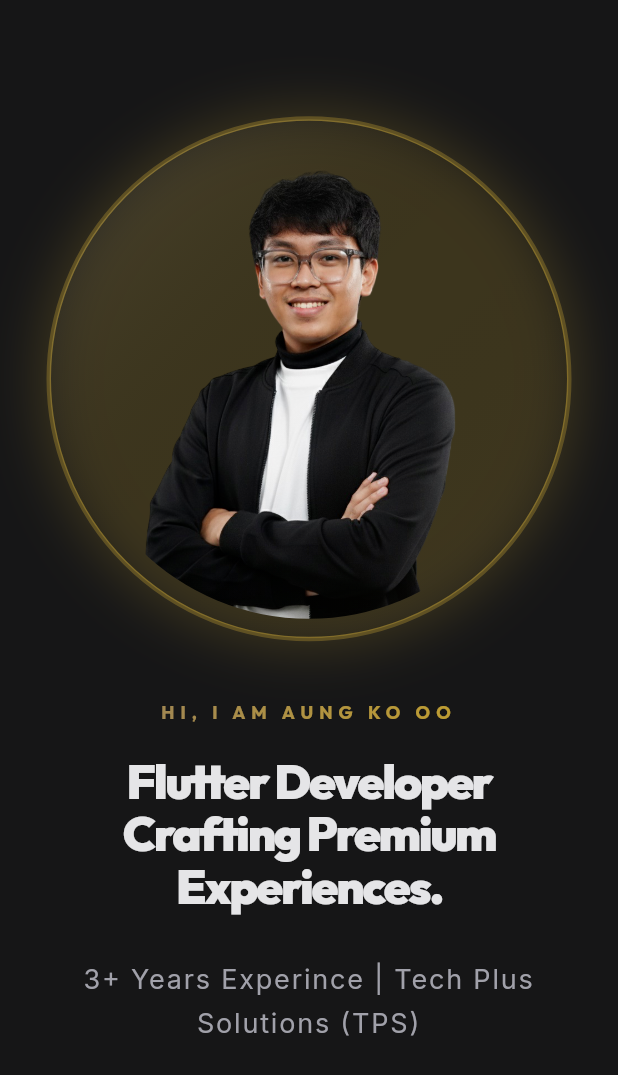
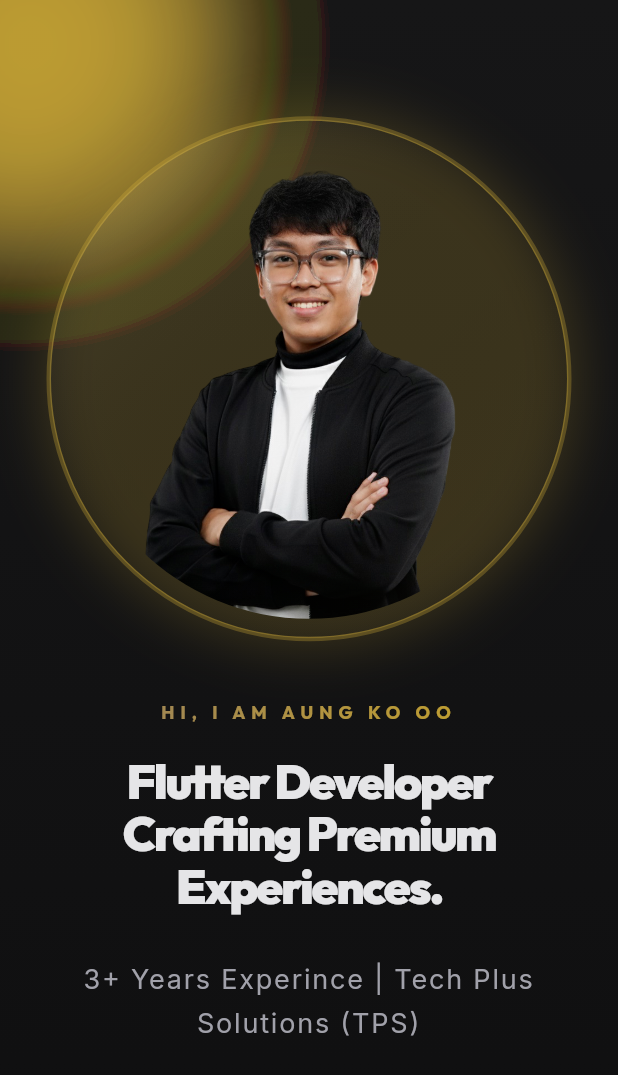
Before and after one commit to kooo12/MyPortfolio, a Flutter app: the screen it shows after launch, on a phone screen of 412 x 824 dp. Shown: the top 1075 px of the screen. Run offline on Flutter 3.47's test engine with Material 3 defaults, Android fonts, the phone set to English and light mode, and no system bars; drawn by our look-alikes of flutter_animate; our stand-ins replace flutter_riverpod, go_router, google_fonts, responsive_framework.

Commit message:
UI: added background and navigation bar

```diff
--- a/lib/features/portfolio/presentation/portfolio_view.dart
+++ b/lib/features/portfolio/presentation/portfolio_view.dart
@@ -1,5 +1,7 @@
 import 'package:flutter/material.dart';
 import 'package:flutter_riverpod/flutter_riverpod.dart';
+import 'package:new_portfolio/features/portfolio/presentation/shared/widgets/animated_background.dart';
+import 'package:new_portfolio/features/portfolio/presentation/shared/widgets/custom_nav_bar.dart';
 import 'package:new_portfolio/features/portfolio/presentation/widgets/hero_section.dart';
 import 'package:responsive_framework/responsive_framework.dart';
 
@@ -10,7 +12,13 @@ class PortfolioView extends ConsumerWidget {
   Widget build(BuildContext context, WidgetRef ref) {
     return Scaffold(
       body: ResponsiveBreakpoints.builder(
-        child: SingleChildScrollView(child: Column(children: [HeroSection()])),
+        child: Stack(
+          children: [
+            const AnimatedBackground(),
+            SingleChildScrollView(child: Column(children: [HeroSection()])),
+            const CustomNavBar(),
+          ],
+        ),
         breakpoints: [
           const Breakpoint(start: 0, end: 450, name: 'MOBILE'),
           const Breakpoint(start: 451, end: 800, name: 'TABLET'),
--- /dev/null
+++ b/lib/features/portfolio/presentation/shared/widgets/animated_background.dart
@@ -0,0 +1,90 @@
+import 'dart:math';
+import 'package:flutter/material.dart';
+import 'package:new_portfolio/core/theme/app_colors.dart';
+
+class AnimatedBackground extends StatefulWidget {
+  const AnimatedBackground({super.key});
+
+  @override
+  State<AnimatedBackground> createState() => _AnimatedBackgroundState();
+}
+
+class _AnimatedBackgroundState extends State<AnimatedBackground>
+    with SingleTickerProviderStateMixin {
+  late AnimationController _controller;
+  final List<_Particle> _particles = List.generate(20, (index) => _Particle());
+
+  @override
+  void initState() {
+    super.initState();
+    _controller = AnimationController(
+      vsync: this,
+      duration: const Duration(seconds: 20),
+    )..repeat();
+  }
+
+  @override
+  void dispose() {
+    _controller.dispose();
+    super.dispose();
+  }
+
+  @override
+  Widget build(BuildContext context) {
+    return AnimatedBuilder(
+      animation: _controller,
+      builder: (context, child) {
+        return Container(
+          decoration: const BoxDecoration(gradient: AppColors.bgGradient),
+          child: CustomPaint(
+            painter: _ParticlePainter(_particles, _controller.value),
+            size: Size.infinite,
+          ),
+        );
+      },
+    );
+  }
+}
+
+class _Particle {
+  double x = Random().nextDouble();
+  double y = Random().nextDouble();
+  double size = Random().nextDouble() * 200 + 100;
+  Color color = [
+    AppColors.primary.withValues(alpha: 0.1),
+    AppColors.accent.withValues(alpha: 0.1),
+    AppColors.warmTeal.withValues(alpha: 0.1),
+  ][Random().nextInt(3)];
+  double speedX = (Random().nextDouble() - 0.5) * 0.05;
+  double speedY = (Random().nextDouble() - 0.5) * 0.05;
+}
+
+class _ParticlePainter extends CustomPainter {
+  final List<_Particle> particles;
+  final double animationValue;
+
+  _ParticlePainter(this.particles, this.animationValue);
+
+  @override
+  void paint(Canvas canvas, Size size) {
+    for (final particle in particles) {
+      final x =
+          (particle.x + particle.speedX * animationValue * 10) %
+          1.0 *
+          size.width;
+      final y =
+          (particle.y + particle.speedY * animationValue * 10) %
+          1.0 *
+          size.height;
+
+      final paint = Paint()
+        ..color = particle.color
+        ..maskFilter = const MaskFilter.blur(BlurStyle.normal, 50);
+
+      canvas.drawCircle(Offset(x, y), particle.size, paint);
+    }
+  }
+
+  @override
+  bool shouldRepaint(covariant CustomPainter oldDelegate) => true;
+}
```
Also changed, not shown: lib/features/portfolio/presentation/shared/widgets/custom_nav_bar.dart (added, +102 -0 lines), lib/features/portfolio/presentation/shared/widgets/glass_container.dart (added, +38 -0 lines).
